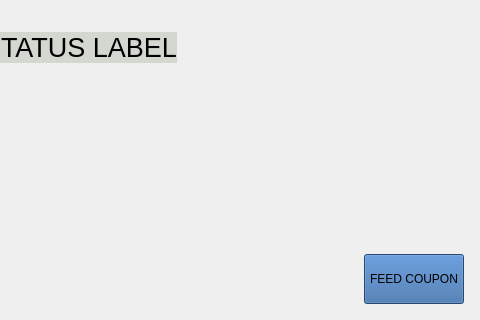
The window that couponreader-rpi-projectfiles/mechanicaltestingwidget.ui (edvinwahlberg/couponreader-rpi) describes before a commit, drawn with Qt 5; both pictures show x 320 to 800 and y 160 to 480 of the 800 by 480 pixel window.
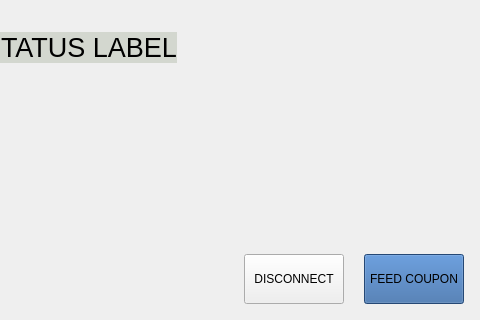
The same window after the commit.

Diff of the .ui file:
```diff
--- a/couponreader-rpi-projectfiles/mechanicaltestingwidget.ui
+++ b/couponreader-rpi-projectfiles/mechanicaltestingwidget.ui
@@ -137,6 +137,22 @@
        </property>
       </spacer>
      </item>
+     <item>
+      <widget class="QPushButton" name="disc_btn">
+       <property name="minimumSize">
+        <size>
+         <width>100</width>
+         <height>50</height>
+        </size>
+       </property>
+       <property name="focusPolicy">
+        <enum>Qt::NoFocus</enum>
+       </property>
+       <property name="text">
+        <string>DISCONNECT</string>
+       </property>
+      </widget>
+     </item>
      <item>
       <widget class="QPushButton" name="feed_btn">
        <property name="minimumSize">
```
